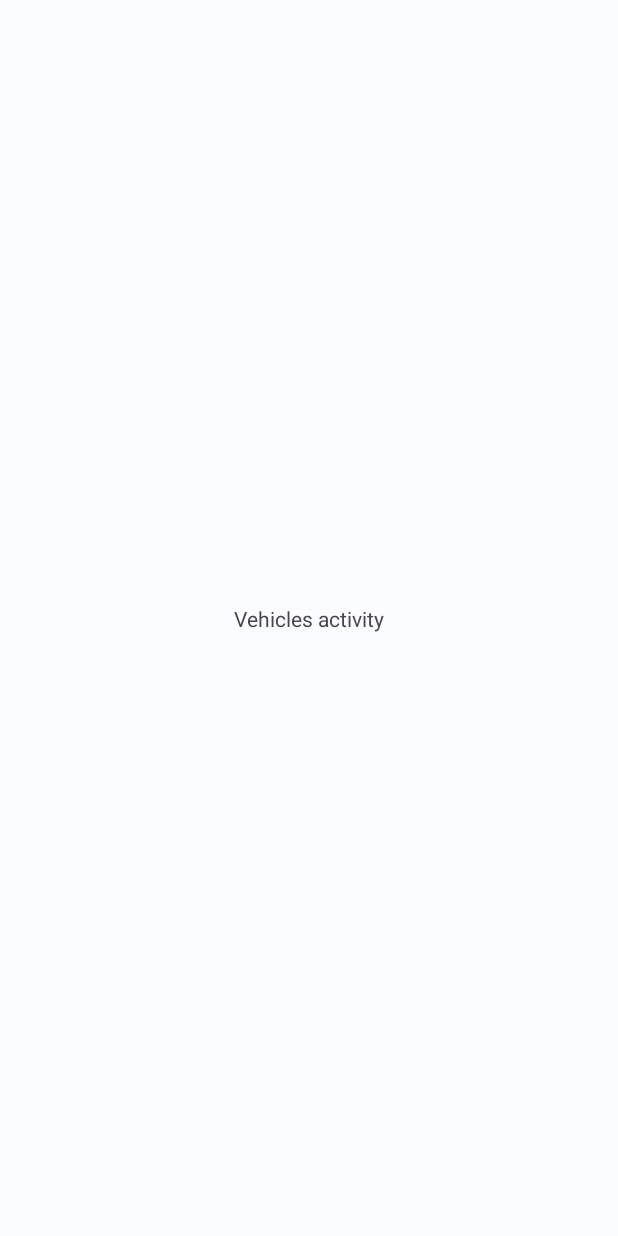
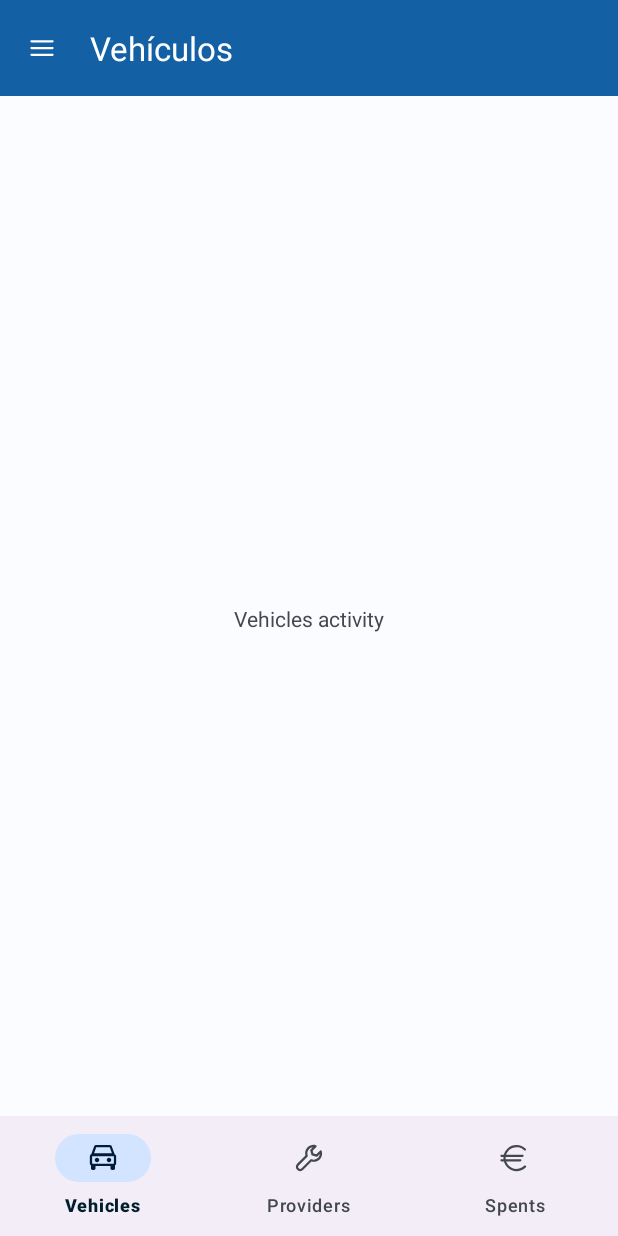
Before and after one commit to Juanma-Gutierrez/CarCare-Kotlin, an Android app: the VehiclesActivity screen opened directly, with no data from a screen before it, on a phone screen of 412 x 824 dp. Before the commit the screen is almost empty. Run offline under Robolectric (Android 15) with nearby library versions, the phone set to English and light mode, and no system bars.

Commit message:
Add toolbar and bottombar with icons

```diff
--- a/app/src/main/java/com/juanmaGutierrez/carcare/service/ExtensionFunctions.kt
+++ b/app/src/main/java/com/juanmaGutierrez/carcare/service/ExtensionFunctions.kt
@@ -2,7 +2,10 @@ package com.juanmaGutierrez.carcare.service
 
 import android.view.View
 import android.view.ViewGroup
+import android.widget.Toolbar
+import androidx.appcompat.app.AppCompatActivity
 import com.google.android.material.snackbar.Snackbar
+import com.juanmaGutierrez.carcare.R
 
 /**
  * Usage: showSnackBar("Message", requireView())
--- a/app/src/main/java/com/juanmaGutierrez/carcare/ui/login/loginFragment/LoginViewModel.kt
+++ b/app/src/main/java/com/juanmaGutierrez/carcare/ui/login/loginFragment/LoginViewModel.kt
@@ -30,7 +30,7 @@ class LoginViewModel : ViewModel() {
         get() = _showSnackbarEvent
 
     fun init(activity: LoginActivity) {
-        if (userIsLogged()) {
+        if (!userIsLogged()) {
             // TODO Cambiar a -!userIsLogged()- para hacer la comprobación correcta de usuario logueado
             Log.i(TAG, "User registered")
             val intent = Intent(activity, VehiclesActivity::class.java)
--- a/app/src/main/java/com/juanmaGutierrez/carcare/ui/vehicles/VehiclesActivity.kt
+++ b/app/src/main/java/com/juanmaGutierrez/carcare/ui/vehicles/VehiclesActivity.kt
@@ -1,21 +1,18 @@
 package com.juanmaGutierrez.carcare.ui.vehicles
 
 import android.os.Bundle
-import androidx.activity.enableEdgeToEdge
 import androidx.appcompat.app.AppCompatActivity
-import androidx.core.view.ViewCompat
-import androidx.core.view.WindowInsetsCompat
 import com.juanmaGutierrez.carcare.R
+import com.juanmaGutierrez.carcare.databinding.ActivityVehiclesBinding
+
 
 class VehiclesActivity : AppCompatActivity() {
+    private lateinit var binding: ActivityVehiclesBinding
     override fun onCreate(savedInstanceState: Bundle?) {
         super.onCreate(savedInstanceState)
-        enableEdgeToEdge()
-        setContentView(R.layout.activity_vehicles)
-        ViewCompat.setOnApplyWindowInsetsListener(findViewById(R.id.main)) { v, insets ->
-            val systemBars = insets.getInsets(WindowInsetsCompat.Type.systemBars())
-            v.setPadding(systemBars.left, systemBars.top, systemBars.right, systemBars.bottom)
-            insets
-        }
+        binding = ActivityVehiclesBinding.inflate(layoutInflater)
+        setContentView(binding.root)
+        setSupportActionBar(findViewById(R.id.tb_toolbar))
+        supportActionBar?.title = "Vehículos"
     }
 }
--- /dev/null
+++ b/app/src/main/res/drawable/icon_euro.xml
@@ -0,0 +1,9 @@
+<vector xmlns:android="http://schemas.android.com/apk/res/android" android:height="24dp" android:viewportHeight="24" android:viewportWidth="24" android:width="24dp">
+
+    <path android:fillColor="#000000" android:pathData="M13,20.75H12.85C11.128,20.712 9.456,20.167 8.043,19.184C6.629,18.2 5.537,16.82 4.904,15.219C4.271,13.618 4.125,11.865 4.483,10.18C4.842,8.496 5.689,6.955 6.92,5.75C7.739,4.941 8.713,4.306 9.784,3.884C10.854,3.461 11.999,3.259 13.15,3.29C15.397,3.322 17.545,4.217 19.15,5.79C19.29,5.931 19.369,6.121 19.369,6.32C19.369,6.519 19.29,6.709 19.15,6.85C19.009,6.99 18.819,7.069 18.62,7.069C18.421,7.069 18.231,6.99 18.09,6.85C17.078,5.854 15.796,5.177 14.403,4.902C13.01,4.627 11.568,4.767 10.253,5.304C8.939,5.84 7.811,6.751 7.008,7.922C6.206,9.094 5.765,10.474 5.739,11.894C5.714,13.313 6.105,14.709 6.864,15.909C7.624,17.108 8.718,18.059 10.012,18.643C11.307,19.226 12.744,19.418 14.146,19.194C15.547,18.969 16.853,18.339 17.9,17.38L18.12,17.17C18.267,17.03 18.462,16.952 18.665,16.952C18.868,16.952 19.063,17.03 19.21,17.17C19.28,17.232 19.337,17.307 19.377,17.391C19.418,17.475 19.441,17.566 19.445,17.66C19.45,17.753 19.436,17.846 19.404,17.934C19.372,18.021 19.323,18.102 19.26,18.17L19.21,18.22L18.92,18.5C17.298,19.965 15.186,20.768 13,20.75Z"/>
+
+    <path android:fillColor="#000000" android:pathData="M17,11.25H3C2.801,11.25 2.61,11.171 2.47,11.03C2.329,10.89 2.25,10.699 2.25,10.5C2.25,10.301 2.329,10.11 2.47,9.97C2.61,9.829 2.801,9.75 3,9.75H17C17.199,9.75 17.39,9.829 17.53,9.97C17.671,10.11 17.75,10.301 17.75,10.5C17.75,10.699 17.671,10.89 17.53,11.03C17.39,11.171 17.199,11.25 17,11.25Z"/>
+
+    <path android:fillColor="#000000" android:pathData="M15.5,14.25H3C2.801,14.25 2.61,14.171 2.47,14.03C2.329,13.89 2.25,13.699 2.25,13.5C2.25,13.301 2.329,13.11 2.47,12.97C2.61,12.829 2.801,12.75 3,12.75H15.5C15.699,12.75 15.89,12.829 16.03,12.97C16.171,13.11 16.25,13.301 16.25,13.5C16.25,13.699 16.171,13.89 16.03,14.03C15.89,14.171 15.699,14.25 15.5,14.25Z"/>
+
+</vector>
--- /dev/null
+++ b/app/src/main/res/drawable/icon_options.xml
@@ -0,0 +1,9 @@
+<vector xmlns:android="http://schemas.android.com/apk/res/android" android:height="24dp" android:viewportHeight="24" android:viewportWidth="24" android:width="24dp">
+
+    <path android:fillColor="#000000" android:pathData="M19,12.75H5C4.801,12.75 4.61,12.671 4.47,12.53C4.329,12.39 4.25,12.199 4.25,12C4.25,11.801 4.329,11.61 4.47,11.47C4.61,11.329 4.801,11.25 5,11.25H19C19.199,11.25 19.39,11.329 19.53,11.47C19.671,11.61 19.75,11.801 19.75,12C19.75,12.199 19.671,12.39 19.53,12.53C19.39,12.671 19.199,12.75 19,12.75Z"/>
+
+    <path android:fillColor="#000000" android:pathData="M19,8.25H5C4.801,8.25 4.61,8.171 4.47,8.03C4.329,7.89 4.25,7.699 4.25,7.5C4.25,7.301 4.329,7.11 4.47,6.97C4.61,6.829 4.801,6.75 5,6.75H19C19.199,6.75 19.39,6.829 19.53,6.97C19.671,7.11 19.75,7.301 19.75,7.5C19.75,7.699 19.671,7.89 19.53,8.03C19.39,8.171 19.199,8.25 19,8.25Z"/>
+
+    <path android:fillColor="#000000" android:pathData="M19,17.25H5C4.801,17.25 4.61,17.171 4.47,17.03C4.329,16.89 4.25,16.699 4.25,16.5C4.25,16.301 4.329,16.11 4.47,15.97C4.61,15.829 4.801,15.75 5,15.75H19C19.199,15.75 19.39,15.829 19.53,15.97C19.671,16.11 19.75,16.301 19.75,16.5C19.75,16.699 19.671,16.89 19.53,17.03C19.39,17.171 19.199,17.25 19,17.25Z"/>
+
+</vector>
--- /dev/null
+++ b/app/src/main/res/drawable/icon_provider.xml
@@ -0,0 +1,5 @@
+<vector xmlns:android="http://schemas.android.com/apk/res/android" android:height="24dp" android:viewportHeight="24" android:viewportWidth="24" android:width="24dp">
+
+    <path android:fillColor="#000000" android:pathData="M6.12,20.75C5.36,20.75 4.64,20.45 4.09,19.91C2.97,18.79 2.97,16.98 4.09,15.86L9.6,10.35C9.1,8.41 9.64,6.32 11.06,4.9C12.49,3.47 14.59,2.91 16.54,3.44C16.8,3.51 17,3.71 17.07,3.97C17.14,4.23 17.07,4.5 16.88,4.69L14.43,7.14L14.95,9.05L16.86,9.57L19.31,7.12C19.5,6.93 19.78,6.86 20.03,6.93C20.29,7 20.49,7.2 20.56,7.46C21.09,9.41 20.54,11.51 19.1,12.94C17.68,14.36 15.59,14.9 13.65,14.4L8.14,19.91C7.6,20.45 6.88,20.75 6.12,20.75ZM14.68,4.77C13.72,4.85 12.81,5.27 12.11,5.97C10.97,7.11 10.6,8.78 11.15,10.32C11.25,10.59 11.18,10.9 10.97,11.1L5.14,16.93C4.61,17.46 4.61,18.33 5.14,18.86C5.4,19.12 5.74,19.26 6.11,19.26C6.47,19.26 6.82,19.12 7.07,18.86L12.9,13.03C13.11,12.82 13.41,12.76 13.68,12.85C15.22,13.39 16.89,13.03 18.03,11.89C18.73,11.19 19.14,10.28 19.23,9.32L17.6,10.95C17.41,11.14 17.13,11.21 16.87,11.14L14.13,10.39C13.87,10.32 13.67,10.12 13.6,9.86L12.85,7.12C12.78,6.86 12.85,6.58 13.04,6.39L14.67,4.76L14.68,4.77Z"/>
+
+</vector>
--- /dev/null
+++ b/app/src/main/res/drawable/icon_vehicle.xml
@@ -0,0 +1,9 @@
+<vector xmlns:android="http://schemas.android.com/apk/res/android" android:height="24dp" android:viewportHeight="24" android:viewportWidth="24" android:width="24dp">
+
+    <path android:fillColor="#000000" android:pathData="M19.78,9.44L17.94,4.44C17.824,4.096 17.604,3.797 17.31,3.583C17.016,3.37 16.663,3.254 16.3,3.25H7.7C7.342,3.251 6.992,3.362 6.699,3.567C6.406,3.773 6.183,4.064 6.06,4.4L4.22,9.4C3.925,9.541 3.675,9.762 3.498,10.038C3.321,10.313 3.225,10.633 3.22,10.96V15.46C3.214,15.752 3.283,16.042 3.419,16.301C3.556,16.559 3.755,16.779 4,16.94V17V19C4,19.265 4.105,19.52 4.293,19.707C4.48,19.895 4.735,20 5,20H6C6.265,20 6.52,19.895 6.707,19.707C6.895,19.52 7,19.265 7,19V17.25H17V19C17,19.265 17.105,19.52 17.293,19.707C17.48,19.895 17.735,20 18,20H19C19.265,20 19.52,19.895 19.707,19.707C19.895,19.52 20,19.265 20,19V17C20,17 20,17 20,16.94C20.235,16.781 20.427,16.566 20.56,16.315C20.692,16.064 20.761,15.784 20.76,15.5V11C20.757,10.675 20.663,10.357 20.49,10.082C20.317,9.806 20.072,9.584 19.78,9.44ZM19.25,15.5C19.25,15.566 19.224,15.63 19.177,15.677C19.13,15.724 19.066,15.75 19,15.75H5C4.934,15.75 4.87,15.724 4.823,15.677C4.776,15.63 4.75,15.566 4.75,15.5V11C4.75,10.934 4.776,10.87 4.823,10.823C4.87,10.776 4.934,10.75 5,10.75H19C19.066,10.75 19.13,10.776 19.177,10.823C19.224,10.87 19.25,10.934 19.25,11V15.5ZM7.47,4.91C7.488,4.863 7.519,4.823 7.56,4.795C7.601,4.766 7.65,4.751 7.7,4.75H16.3C16.35,4.751 16.399,4.766 16.44,4.795C16.48,4.823 16.512,4.863 16.53,4.91L17.93,8.75H6.07L7.47,4.91Z"/>
+
+    <path android:fillColor="#000000" android:pathData="M8,14.75C8.828,14.75 9.5,14.078 9.5,13.25C9.5,12.422 8.828,11.75 8,11.75C7.172,11.75 6.5,12.422 6.5,13.25C6.5,14.078 7.172,14.75 8,14.75Z"/>
+
+    <path android:fillColor="#000000" android:pathData="M16,14.75C16.828,14.75 17.5,14.078 17.5,13.25C17.5,12.422 16.828,11.75 16,11.75C15.172,11.75 14.5,12.422 14.5,13.25C14.5,14.078 15.172,14.75 16,14.75Z"/>
+
+</vector>
--- a/app/src/main/res/layout/activity_vehicles.xml
+++ b/app/src/main/res/layout/activity_vehicles.xml
@@ -6,6 +6,20 @@
     android:layout_width="match_parent"
     android:layout_height="match_parent"
     tools:context=".ui.vehicles.VehiclesActivity">
+
+<!--    <com.google.android.material.appbar.MaterialToolbar
+        android:id="@+id/toolbar"
+        android:layout_width="match_parent"
+        android:layout_height="?attr/actionBarSize"
+        android:background="?attr/colorPrimary"
+        app:titleTextColor="@android:color/white"
+        app:layout_constraintTop_toTopOf="parent"
+        app:layout_constraintStart_toStartOf="parent"
+        app:layout_constraintEnd_toEndOf="parent"
+        app:theme="@style/ThemeOverlay.AppCompat.Dark.ActionBar" />-->
+
+        <include
+        layout="@layout/toolbar" />
 
     <TextView
         android:id="@+id/textView"
@@ -17,5 +31,8 @@
         app:layout_constraintStart_toStartOf="parent"
         app:layout_constraintTop_toTopOf="parent" />
 
+    <include
+        android:id="@+id/include"
+        layout="@layout/bottombar" />
 
 </androidx.constraintlayout.widget.ConstraintLayout>
--- /dev/null
+++ b/app/src/main/res/layout/bottombar.xml
@@ -0,0 +1,18 @@
+<?xml version="1.0" encoding="utf-8"?>
+<androidx.constraintlayout.widget.ConstraintLayout xmlns:android="http://schemas.android.com/apk/res/android"
+    xmlns:app="http://schemas.android.com/apk/res-auto"
+    android:layout_width="match_parent"
+    android:layout_height="match_parent">
+
+    <com.google.android.material.bottomnavigation.BottomNavigationView
+        android:id="@+id/bottom_bar"
+        android:layout_width="match_parent"
+        android:layout_height="wrap_content"
+        android:layout_gravity="bottom"
+        app:layout_constraintBottom_toBottomOf="parent"
+        app:layout_constraintEnd_toEndOf="parent"
+        app:layout_constraintHorizontal_bias="0.5"
+        app:layout_constraintStart_toStartOf="parent"
+        app:menu="@menu/bottombar" />
+
+</androidx.constraintlayout.widget.ConstraintLayout>
--- /dev/null
+++ b/app/src/main/res/layout/toolbar.xml
@@ -0,0 +1,19 @@
+<?xml version="1.0" encoding="utf-8"?>
+<androidx.constraintlayout.widget.ConstraintLayout xmlns:android="http://schemas.android.com/apk/res/android"
+    xmlns:app="http://schemas.android.com/apk/res-auto"
+    android:layout_width="match_parent"
+    android:layout_height="match_parent">
+
+    <com.google.android.material.appbar.MaterialToolbar
+        android:id="@+id/tb_toolbar"
+        android:layout_width="match_parent"
+        android:layout_height="wrap_content"
+        android:background="@color/md_theme_light_primary"
+        app:layout_constraintEnd_toEndOf="parent"
+        app:layout_constraintStart_toStartOf="parent"
+        app:layout_constraintTop_toTopOf="parent"
+        app:menu="@menu/toolbar"
+        app:navigationIcon="@drawable/icon_options"
+        app:navigationIconTint="@color/color_white"
+        app:titleTextColor="@color/color_white" />
+</androidx.constraintlayout.widget.ConstraintLayout>
--- /dev/null
+++ b/app/src/main/res/menu/bottombar.xml
@@ -0,0 +1,17 @@
+<menu xmlns:android="http://schemas.android.com/apk/res/android">
+    <item
+        android:id="@+id/navigation_vehicles"
+        android:icon="@drawable/icon_vehicle"
+        android:title="@string/bottomBar_vehicles" />
+
+    <item
+        android:id="@+id/navigation_providers"
+        android:icon="@drawable/icon_provider"
+        android:title="@string/bottomBar_providers" />
+
+    <item
+        android:id="@+id/navigation_spents"
+        android:icon="@drawable/icon_euro"
+        android:title="@string/bottomBar_spents" />
+
+</menu>
--- /dev/null
+++ b/app/src/main/res/menu/toolbar.xml
@@ -0,0 +1,4 @@
+<?xml version="1.0" encoding="utf-8"?>
+<menu xmlns:android="http://schemas.android.com/apk/res/android">
+
+</menu>
--- a/app/src/main/res/values/strings.xml
+++ b/app/src/main/res/values/strings.xml
@@ -4,6 +4,10 @@
 
     <!-- App -->
     <string name="app_name">CarCare</string>
+    <!-- Bottombar-->
+    <string name="bottomBar_vehicles">Vehicles</string>
+    <string name="bottomBar_providers">Providers</string>
+    <string name="bottomBar_spents">Spents</string>
     <!-- SnackBar -->
     <string name="snackBar_fieldsEmpty">You must fill in the fields correctly</string>
     <string name="snackBar_welcome">Welcome!</string>
@@ -37,4 +41,6 @@
     <string name="error_passwordNotMatch">The password do not match</string>
     <string name="error_passwordWeak">The password is too weak</string>
 
+
+
 </resources>
```
Also changed, not shown: 2 other files.
